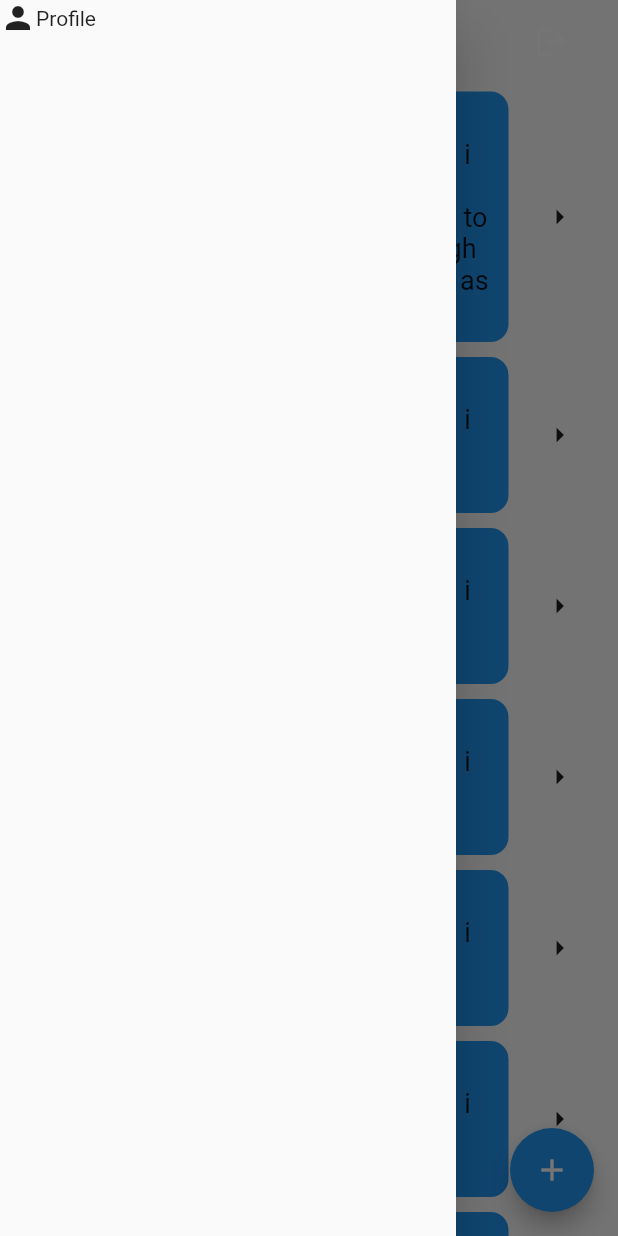
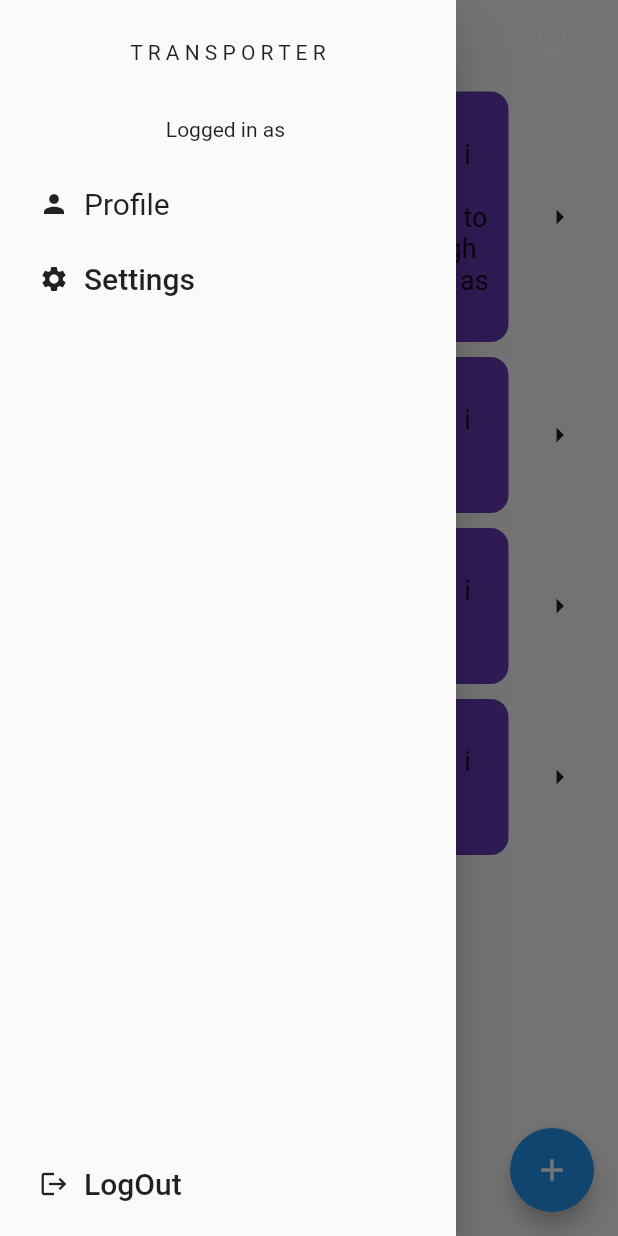
Before and after one commit to KamelDEL/social_transport, a Flutter app: the screen it shows once a user with an empty profile is signed in, with the side drawer open, on a phone screen of 412 x 824 dp. Run offline on Flutter 3.47's test engine with Material 2 defaults, Android fonts, the phone set to English and light mode, and no system bars; our stand-ins replace firebase_auth, firebase_core; accounts and stored records are empty; generated files the repository leaves out were written again.

Commit message:
drawer added

```diff
--- /dev/null
+++ b/lib/components/drawer.dart
@@ -0,0 +1,119 @@
+import 'package:firebase_auth/firebase_auth.dart';
+import 'package:flutter/material.dart';
+
+// ignore: must_be_immutable
+class MyDrawer extends StatelessWidget {
+  MyDrawer({super.key});
+
+// ignore: non_constant_identifier_names
+  var current_user = FirebaseAuth.instance.currentUser;
+  void signout() {
+      FirebaseAuth.instance.signOut();
+    }
+  @override
+  Widget build(BuildContext context) {
+    return SafeArea(
+      child: Padding(
+        padding: const EdgeInsets.all(10.0),
+        child: Column(
+          children: [
+            Expanded(
+              child: Column(
+                children: [
+                  const Row(
+                    mainAxisAlignment: MainAxisAlignment.center,
+                    children: [
+                      SizedBox(
+                        height: 50,
+                      ),
+                      Text("T R A N S P O R T E R"),
+                    ],
+                  ),
+                  SizedBox(
+                      height: 1,
+                      width: 200,
+                      child: Container(
+                        color: Colors.white,
+                      )),
+                  SizedBox(
+                    height: 50,
+                    child: Row(
+                      mainAxisAlignment: MainAxisAlignment.center,
+                      children: [
+                        Text("Logged in as ${current_user!.email}"),
+                      ],
+                    ),
+                  ),
+                  MaterialButton(
+                    onPressed: () {},
+                    height: 50,
+                    child: const Row(
+                      children: [
+                        Icon(
+                          Icons.person,
+                          size: 20,
+                        ),
+                        SizedBox(
+                          width: 10,
+                        ),
+                        Text(
+                          "Profile",
+                          style: TextStyle(
+                              fontSize: 20,
+                              fontStyle: FontStyle.normal,
+                              fontWeight: FontWeight.normal),
+                        ),
+                      ],
+                    ),
+                  ),
+                  MaterialButton(
+                    onPressed: () {},
+                    height: 50,
+                    child: const Row(
+                      children: [
+                        Icon(
+                          Icons.settings,
+                          size: 20,
+                        ),
+                        SizedBox(
+                          width: 10,
+                        ),
+                        Text(
+                          "Settings",
+                          style: TextStyle(
+                            fontSize: 20,
+                          ),
+                        ),
+                      ],
+                    ),
+                  ),
+                ],
+              ),
+            ),
+            MaterialButton(
+              onPressed: signout,
+              height: 50,
+              child: const Row(
+                children: [
+                  Icon(
+                    Icons.logout,
+                    size: 20,
+                  ),
+                  SizedBox(
+                    width: 10,
+                  ),
+                  Text(
+                    "LogOut",
+                    style: TextStyle(
+                      fontSize: 20,
+                    ),
+                  ),
+                ],
+              ),
+            ),
+          ],
+        ),
+      ),
+    );
+  }
+}
--- a/lib/components/post.dart
+++ b/lib/components/post.dart
@@ -16,7 +16,7 @@ class Post extends StatelessWidget {
             Expanded(
               child: Container(
                 decoration: BoxDecoration(
-                  color: Colors.blue,
+                  color: Colors.deepPurple,
                   borderRadius: BorderRadius.circular(12),
                 ),
                 child: Column(children: [
--- /dev/null
+++ b/lib/pages/add_transfer.dart
@@ -0,0 +1,34 @@
+import 'package:flutter/material.dart';
+import 'package:social_transport/components/text_field.dart';
+
+class AddTransfer extends StatelessWidget {
+  const AddTransfer({super.key});
+
+  @override
+  Widget build(BuildContext context) {
+    final description = TextEditingController();
+    return Scaffold(
+      appBar: AppBar(
+        title: const Text("Add new transfer"),
+        backgroundColor: Colors.transparent,
+        elevation: 0,
+      ),
+      body: Padding(
+        padding: const EdgeInsets.symmetric(horizontal: 20.0),
+        child: Column(
+          children: [
+            const SizedBox(
+              height: 100,
+            ),
+
+            MyTextField(
+              controller: description,
+              hintText: "describe your transfer",
+              obscureText: false
+            ),
+          ],
+        ),
+      ),
+    );
+  }
+}
--- a/lib/pages/home.dart
+++ b/lib/pages/home.dart
@@ -1,6 +1,8 @@
 import 'package:firebase_auth/firebase_auth.dart';
 import 'package:flutter/material.dart';
+import 'package:social_transport/components/drawer.dart';
 import 'package:social_transport/components/post.dart';
+import 'package:social_transport/pages/add_transfer.dart';
 
 class Home extends StatefulWidget {
   const Home({super.key});
@@ -13,6 +15,15 @@ class _HomeState extends State<Home> {
   void signout() {
     FirebaseAuth.instance.signOut();
   }
+
+  void createNewTransfer(){
+    Navigator.push(
+      context,
+      MaterialPageRoute(builder: (context) => const AddTransfer()),
+    );
+  }
+
+// ignore: non_constant_identifier_names
 
   @override
   Widget build(BuildContext context) {
@@ -35,7 +46,7 @@ class _HomeState extends State<Home> {
                   IconButton(
                     onPressed: signout,
                     icon: const Icon(
-                      Icons.logout,
+                      Icons.inbox,
                     ),
                   ),
               const SizedBox(width: 20,)
@@ -43,23 +54,11 @@ class _HomeState extends State<Home> {
           ),
         ],
       ),
-      drawer: const Drawer(
-        child: Column(
-          children: [
-
-            Center(
-              child: Row(
-                children: [
-                  Icon(Icons.person),
-                  Text("Profile")
-                ],
-              ),
-            )
-          ],
-        ),
+      drawer: Drawer(
+        child: MyDrawer(),
       ),
-      floatingActionButton: FloatingActionButton(onPressed: () {},
-        child: const Icon(Icons.add)
+      floatingActionButton: FloatingActionButton(onPressed: createNewTransfer,
+        child: const Icon(Icons.add),
       ),
       body: ListView(
         children: const  [
@@ -75,30 +74,6 @@ class _HomeState extends State<Home> {
           Post(
               text:
                   'i have this and i need it to be transported, its a weigh of 98KG and i need it to be in algiers as fast as possible'),
-          Post(
-              text:
-                  'i have this and i need it to be transported, its a weigh of 32KG and i need it to be in algiers as fast as possible'),
-          Post(
-              text:
-                  'i have this and i need it to be transported, its a weigh of 52KG and i need it to be in algiers as fast as possible'),
-          Post(
-              text:
-                  'i have this and i need it to be transported, its a weigh of 42KG and i need it to be in algiers as fast as possible'),
-          Post(
-              text:
-                  'i have this and i need it to be transported, its a weigh of 98KG and i need it to be in algiers as fast as possible'),
-          Post(
-              text:
-                  'i have this and i need it to be transported, its a weigh of 32KG and i need it to be in algiers as fast as possible'),
-          Post(
-              text:
-                  'i have this and i need it to be transported, its a weigh of 52KG and i need it to be in algiers as fast as possible'),
-          Post(
-              text:
-                  'i have this and i need it to be transported, its a weigh of 42KG and i need it to be in algiers as fast as possible'),
-          Post(
-              text:
-                  'i have this and i need it to be transported, its a weigh of 98KG and i need it to be in algiers as fast as possible'),
         ],
       ),
     );
--- a/lib/pages/login.dart
+++ b/lib/pages/login.dart
@@ -104,7 +104,7 @@ class _LoginState extends State<Login> {
                           ),
                         ),
                       ],
-                      ),
+                    ),
                   ],
                 ),
               ),
```
